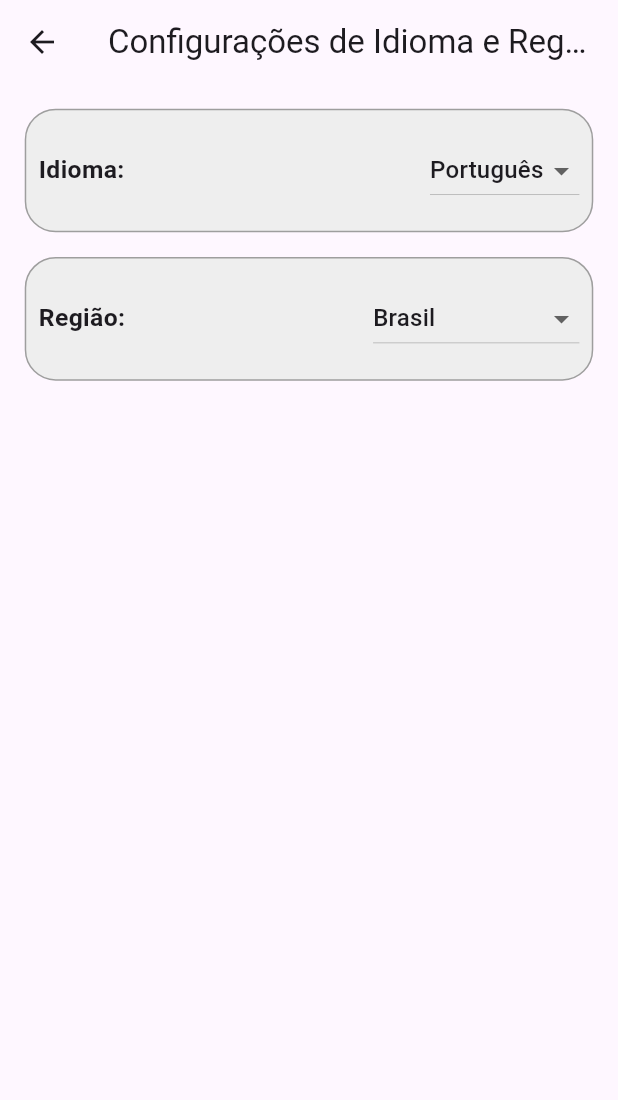
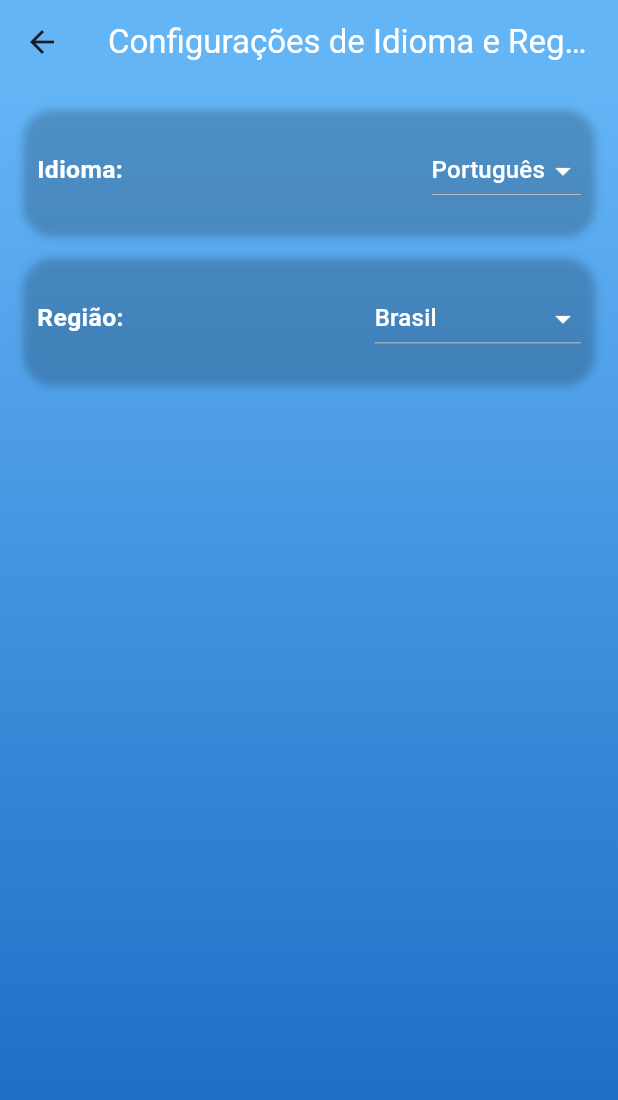
Before and after one commit to leoduarte2005/APP-CAA, a Flutter app: the screen it shows after launch, scrolled down 576 dp, after a tap on "Idioma e região", on a phone screen of 412 x 824 dp. Shown: the top 1100 px of the screen. Run offline on Flutter 3.47's test engine with Material 3 defaults, Android fonts, the phone set to English and light mode, and no system bars.

Commit message:
atualizção do settings e colcação das cores

```diff
--- a/flutter_application_1/lib/main.dart
+++ b/flutter_application_1/lib/main.dart
@@ -11,7 +11,7 @@ class MyApp extends StatelessWidget {
     return MaterialApp(
       debugShowCheckedModeBanner: false,
       title: 'My App',
-      home: Config(), // Define BoasVindas como a tela inicial
+      home: SettingsScreen(), // Define BoasVindas como a tela inicial
     );
   }
 }
--- a/flutter_application_1/lib/settings/classSettings.dart
+++ b/flutter_application_1/lib/settings/classSettings.dart
@@ -78,25 +78,24 @@ class CustomButton extends StatelessWidget {
   Widget build(BuildContext context) {
     return Container(
       decoration: BoxDecoration(
-        color: Colors.white,
+        gradient: LinearGradient(
+          begin: Alignment.centerLeft,
+          end: Alignment.centerRight,
+          colors: [
+                Colors.blue,
+                Colors.lightBlue,
+                Color.fromARGB(255, 159, 241, 255),
+          ],
+        ),
         borderRadius: BorderRadius.circular(20),
         border: Border.all(
-          color: Colors.grey,
           width: 1,
         ),
-        boxShadow: [
-          BoxShadow(
-            color: Colors.black.withOpacity(0.2),
-            spreadRadius: 1,
-            blurRadius: 4,
-            offset: Offset(0, 2),
-          ),
-        ],
       ),
       child: ElevatedButton(
         onPressed: onPressed,
         style: ElevatedButton.styleFrom(
-          backgroundColor: Colors.grey[200],
+          backgroundColor: Colors.transparent, // Definindo o fundo do botão como transparente
           padding: EdgeInsets.zero,
           shape: RoundedRectangleBorder(
             borderRadius: BorderRadius.circular(20),
@@ -112,14 +111,14 @@ class CustomButton extends StatelessWidget {
             children: <Widget>[
               Icon(
                 icon,
-                color: Colors.black,
+                color: Colors.white, // Alterando a cor do ícone para branco
               ), // Ícone
               SizedBox(
                 width: MediaQuery.of(context).size.width * 0.1,
               ),
               Text(
                 label,
-                style: TextStyle(color: Colors.black, fontSize: 16),
+                style: TextStyle(color: Colors.white, fontSize: 16), // Alterando a cor do texto para branco
               ),
             ],
           ),
--- a/flutter_application_1/lib/settings/languegeSettings.dart
+++ b/flutter_application_1/lib/settings/languegeSettings.dart
@@ -17,13 +17,25 @@ class _LanguageRegionSettingsState extends State<LanguageRegionSettings> {
   Widget build(BuildContext context) {
     SizeConfig.init(context);
 
-    double containerHeight = MediaQuery.of(context).size.height * 0.1; // Definindo a altura dos containers como 10% da altura da tela
+    double containerHeight = MediaQuery.of(context).size.height * 0.1;
 
     return Scaffold(
       appBar: AppBar(
-        title: Text('Configurações de Idioma e Região'),
+        title: Text('Configurações de Idioma e Região', style: TextStyle(color: Colors.white)),
+backgroundColor: Colors.blue.shade300,
       ),
-      body: Padding(
+      body: Container(
+        decoration: BoxDecoration(
+          gradient: LinearGradient(
+            begin: Alignment.topCenter,
+            end: Alignment.bottomCenter,
+            colors: [
+              Colors.blue.shade300,
+              Colors.blue.shade800,
+            ],
+          ),
+        ),
+        child: Padding(
           padding: EdgeInsets.all(SizeConfig.getPercentageWidth(4)),
           child: Column(
             crossAxisAlignment: CrossAxisAlignment.start,
@@ -32,15 +44,19 @@ class _LanguageRegionSettingsState extends State<LanguageRegionSettings> {
                 width: double.infinity,
                 child: Container(
                   height: containerHeight,
+                  decoration: BoxDecoration(
+                    borderRadius: BorderRadius.circular(SizeConfig.getPercentageWidth(5)),
+                    boxShadow: [
+                      BoxShadow(
+                        color: Colors.black.withOpacity(0.2),
+                        spreadRadius: 1,
+                        blurRadius: 4,
+                        offset: Offset(0, 2),
+                      ),
+                    ],
+                  ),
+                  child: Padding(
                     padding: EdgeInsets.all(SizeConfig.getPercentageWidth(2)),
-                decoration: BoxDecoration(
-                  color: Colors.grey[200],
-                  borderRadius: BorderRadius.circular(SizeConfig.getPercentageWidth(5)),
-                  border: Border.all(
-                    color: Colors.grey,
-                    width: 1,
-                  ),
-                ),
                     child: Row(
                       mainAxisAlignment: MainAxisAlignment.spaceBetween,
                       children: [
@@ -49,6 +65,7 @@ class _LanguageRegionSettingsState extends State<LanguageRegionSettings> {
                           style: TextStyle(
                             fontSize: SizeConfig.getPercentageFontSize(4),
                             fontWeight: FontWeight.bold,
+                            color: Colors.white,
                           ),
                         ),
                         DropdownButton<String>(
@@ -62,11 +79,13 @@ class _LanguageRegionSettingsState extends State<LanguageRegionSettings> {
                               .map<DropdownMenuItem<String>>((String value) {
                             return DropdownMenuItem<String>(
                               value: value,
-                          child: Text(value),
+                              child: Text(value, style: TextStyle(color: Colors.white)),
                             );
                           }).toList(),
+                          icon: Icon(Icons.arrow_drop_down, color: Colors.white),
                         ),
                       ],
+                    ),
                   ),
                 ),
               ),
@@ -75,15 +94,19 @@ class _LanguageRegionSettingsState extends State<LanguageRegionSettings> {
                 width: double.infinity,
                 child: Container(
                   height: containerHeight,
+                  decoration: BoxDecoration(
+                    borderRadius: BorderRadius.circular(SizeConfig.getPercentageWidth(5)),
+                    boxShadow: [
+                      BoxShadow(
+                        color: Colors.black.withOpacity(0.2),
+                        spreadRadius: 1,
+                        blurRadius: 4,
+                        offset: Offset(0, 2),
+                      ),
+                    ],
+                  ),
+                  child: Padding(
                     padding: EdgeInsets.all(SizeConfig.getPercentageWidth(2)),
-                decoration: BoxDecoration(
-                  color: Colors.grey[200],
-                  borderRadius: BorderRadius.circular(SizeConfig.getPercentageWidth(5)),
-                  border: Border.all(
-                    color: Colors.grey,
-                    width: 1,
-                  ),
-                ),
                     child: Row(
                       mainAxisAlignment: MainAxisAlignment.spaceBetween,
                       children: [
@@ -92,6 +115,7 @@ class _LanguageRegionSettingsState extends State<LanguageRegionSettings> {
                           style: TextStyle(
                             fontSize: SizeConfig.getPercentageFontSize(4),
                             fontWeight: FontWeight.bold,
+                            color: Colors.white,
                           ),
                         ),
                         DropdownButton<String>(
@@ -105,17 +129,20 @@ class _LanguageRegionSettingsState extends State<LanguageRegionSettings> {
                               .map<DropdownMenuItem<String>>((String value) {
                             return DropdownMenuItem<String>(
                               value: value,
-                          child: Text(value),
+                              child: Text(value, style: TextStyle(color: Colors.white)),
                             );
                           }).toList(),
+                          icon: Icon(Icons.arrow_drop_down, color: Colors.white),
                         ),
                       ],
+                    ),
                   ),
                 ),
               ),
             ],
           ),
         ),
+      ),
     );
   }
 }
--- a/flutter_application_1/lib/settings/settingsMain.dart
+++ b/flutter_application_1/lib/settings/settingsMain.dart
@@ -22,23 +22,27 @@ class SettingsScreen extends StatelessWidget {
   Widget build(BuildContext context) {
     return Scaffold(
       appBar: AppBar(
+        backgroundColor: Colors.blue.shade300,
         leading: IconButton(
           icon: Icon(Icons.arrow_back),
+          color: Colors.white,
           onPressed: () {
             Navigator.pop(context);
           },
         ),
         title: Row(
-          mainAxisAlignment: MainAxisAlignment.center,
+          mainAxisAlignment: MainAxisAlignment.spaceBetween, // Alinha os elementos da Row espaçadamente
           children: [
-            Text('Config'),
-            SizedBox(
-              width: MediaQuery.of(context).size.width * 0.4,
+            Spacer(),
+            Text(
+              'Config',
+              style: TextStyle(color: Colors.white),
             ),
+            Spacer(),
             IconButton(
               icon: Icon(Icons.search),
+              color: Colors.white,
               onPressed: () {
-                // Adicione aqui a lógica para abrir a barra de pesquisa
                 print('Abrir barra de pesquisa');
               },
             ),
@@ -46,24 +50,30 @@ class SettingsScreen extends StatelessWidget {
         ),
       ),
       body: SingleChildScrollView(
+        child: Container(
+          padding: EdgeInsets.symmetric(horizontal: 20.0),
+          decoration: BoxDecoration(
+            gradient: LinearGradient(
+              begin: Alignment.topCenter,
+              end: Alignment.bottomCenter,
+              colors: [Colors.blue.shade300, Colors.blue.shade800],
+            ),
+          ),
           child: Column(
             crossAxisAlignment: CrossAxisAlignment.start,
             children: <Widget>[
+              SizedBox(height: 20.0),
               Text(
                 'Segurança',
-              style: TextStyle(fontSize: 25),
+                style: TextStyle(fontSize: 25, color: Colors.white),
               ),
-            SizedBox(
-              height: MediaQuery.of(context).size.height * 0.03,
-            ),
+              SizedBox(height: 20.0),
               CustomButton(
                 icon: Icons.person,
                 label: 'Supervisão',
                 onPressed: () {},
               ),
-            SizedBox(
-              height: MediaQuery.of(context).size.height * 0.02,
-            ),
+              SizedBox(height: 10.0),
               CustomButton(
                 icon: Icons.lock,
                 label: 'Senhas e Segurança',
@@ -74,16 +84,12 @@ class SettingsScreen extends StatelessWidget {
                   );
                 },
               ),
-            SizedBox(
-              height: MediaQuery.of(context).size.height * 0.03,
-            ),
+              SizedBox(height: 20.0),
               Text(
                 'Preferências',
-              style: TextStyle(fontSize: 25),
+                style: TextStyle(fontSize: 25, color: Colors.white),
               ),
-            SizedBox(
-              height: MediaQuery.of(context).size.height * 0.03,
-            ),
+              SizedBox(height: 20.0),
               CustomButton(
                 icon: Icons.notifications,
                 label: 'Notificações',
@@ -95,9 +101,7 @@ class SettingsScreen extends StatelessWidget {
                   );
                 },
               ),
-            SizedBox(
-              height: MediaQuery.of(context).size.height * 0.02,
-            ),
+              SizedBox(height: 10.0),
               CustomButton(
                 icon: Icons.info,
                 label: 'Idioma e região',
@@ -109,22 +113,19 @@ class SettingsScreen extends StatelessWidget {
                   );
                 },
               ),
-            SizedBox(
-              height: MediaQuery.of(context).size.height * 0.02,
-            ),
+              SizedBox(height: 10.0),
               CustomButton(
                 icon: Icons.brightness_3,
                 label: 'Modo Escuro',
                 onPressed: () {
                   Navigator.push(
                     context,
-                  MaterialPageRoute(builder: (context) => DarkModeSettings()),
+                    MaterialPageRoute(
+                        builder: (context) => DarkModeSettings()),
                   );
                 },
               ),
-            SizedBox(
-              height: MediaQuery.of(context).size.height * 0.02,
-            ),
+              SizedBox(height: 10.0),
               CustomButton(
                 icon: Icons.text_format,
                 label: 'Tamanho da fonte',
@@ -135,100 +136,78 @@ class SettingsScreen extends StatelessWidget {
                   );
                 },
               ),
-            SizedBox(
-              height: MediaQuery.of(context).size.height * 0.03,
-            ),
+              SizedBox(height: 20.0),
               Text(
                 'Suas informações',
-              style: TextStyle(fontSize: 25),
+                style: TextStyle(fontSize: 25, color: Colors.white),
               ),
-            SizedBox(
-              height: MediaQuery.of(context).size.height * 0.03,
-            ),
+              SizedBox(height: 20.0),
               CustomButton(
                 icon: Icons.info_outline,
                 label: 'Acessar suas informações',
                 onPressed: () {
-                // Adicione aqui o código para a ação do botão
+                  // Adicione aqui o código para ação do botão
                 },
               ),
-            SizedBox(
-              height: MediaQuery.of(context).size.height * 0.02,
-            ),
+              SizedBox(height: 10.0),
               CustomButton(
                 icon: Icons.cloud_download,
                 label: 'Baixar suas informações',
                 onPressed: () {
-                // Adicione aqui o código para a ação do botão
+                  // Adicione aqui o código para ação do botão
                 },
               ),
-            SizedBox(
-              height: MediaQuery.of(context).size.height * 0.02,
-            ),
+              SizedBox(height: 10.0),
               CustomButton(
                 icon: Icons.swap_horiz,
                 label: 'Transferir cópia das suas informações',
                 onPressed: () {
-                // Adicione aqui o código para a ação do botão
+                  // Adicione aqui o código para ação do botão
                 },
               ),
-            SizedBox(
-              height: MediaQuery.of(context).size.height * 0.03,
-            ),
+              SizedBox(height: 20.0),
               Text(
                 'Políticas legais',
-              style: TextStyle(fontSize: 25),
+                style: TextStyle(fontSize: 25, color: Colors.white),
               ),
-            SizedBox(
-              height: MediaQuery.of(context).size.height * 0.03,
-            ),
+              SizedBox(height: 20.0),
               CustomButton(
                 icon: Icons.description,
                 label: 'Termos de serviço',
                 onPressed: () {
-                // Adicione aqui o código para a ação do botão
+                  // Adicione aqui o código para ação do botão
                 },
               ),
-            SizedBox(
-              height: MediaQuery.of(context).size.height * 0.02,
-            ),
+              SizedBox(height: 10.0),
               CustomButton(
                 icon: Icons.assignment,
                 label: 'Termos de uso',
                 onPressed: () {
-                // Adicione aqui o código para a ação do botão
+                  // Adicione aqui o código para ação do botão
                 },
               ),
-            SizedBox(
-              height: MediaQuery.of(context).size.height * 0.03,
-            ),
+              SizedBox(height: 20.0),
               Text(
                 'Ajuda',
-              style: TextStyle(fontSize: 25),
+                style: TextStyle(fontSize: 25, color: Colors.white),
               ),
-            SizedBox(
-              height: MediaQuery.of(context).size.height * 0.02,
-            ),
+              SizedBox(height: 10.0),
               CustomButton(
                 icon: Icons.help_outline,
                 label: 'Central de ajuda',
                 onPressed: () {
-                // Adicione aqui o código para a ação do botão
+                  // Adicione aqui o código para ação do botão
                 },
               ),
-            SizedBox(
-              height: MediaQuery.of(context).size.height * 0.02,
-            ),
+              SizedBox(height: 10.0),
               CustomButton(
                 icon: Icons.help,
                 label: 'Explicação dos botões',
                 onPressed: () {
-                // Adicione aqui o código para a ação do botão
+                  // Adicione aqui o código para ação do botão
                 },
               ),
-            SizedBox(
-              height: MediaQuery.of(context).size.height * 0.05,
-            ),
+              SizedBox(height: 20.0),
               CustomButton(
                 icon: Icons.exit_to_app,
                 label: 'Sair',
@@ -236,9 +215,7 @@ class SettingsScreen extends StatelessWidget {
                   // Adicione aqui o código para sair
                 },
               ),
-            SizedBox(
-              height: MediaQuery.of(context).size.height * 0.02,
-            ),
+              SizedBox(height: 10.0),
               CustomButton(
                 icon: Icons.delete,
                 label: 'Apagar conta',
@@ -246,7 +223,9 @@ class SettingsScreen extends StatelessWidget {
                   // Adicione aqui o código para apagar a conta
                 },
               ),
+              SizedBox(height: 20.0),
             ],
+          ),
         ),
       ),
     );
```
Also changed, not shown: flutter_application_1/lib/settings/darkmodeSettings.dart (+13 -14 lines), flutter_application_1/lib/settings/notSettings.dart (+60 -50 lines), flutter_application_1/lib/settings/secSettings.dart (+45 -9 lines). Lines whose indentation alone changed are shown as unchanged.
